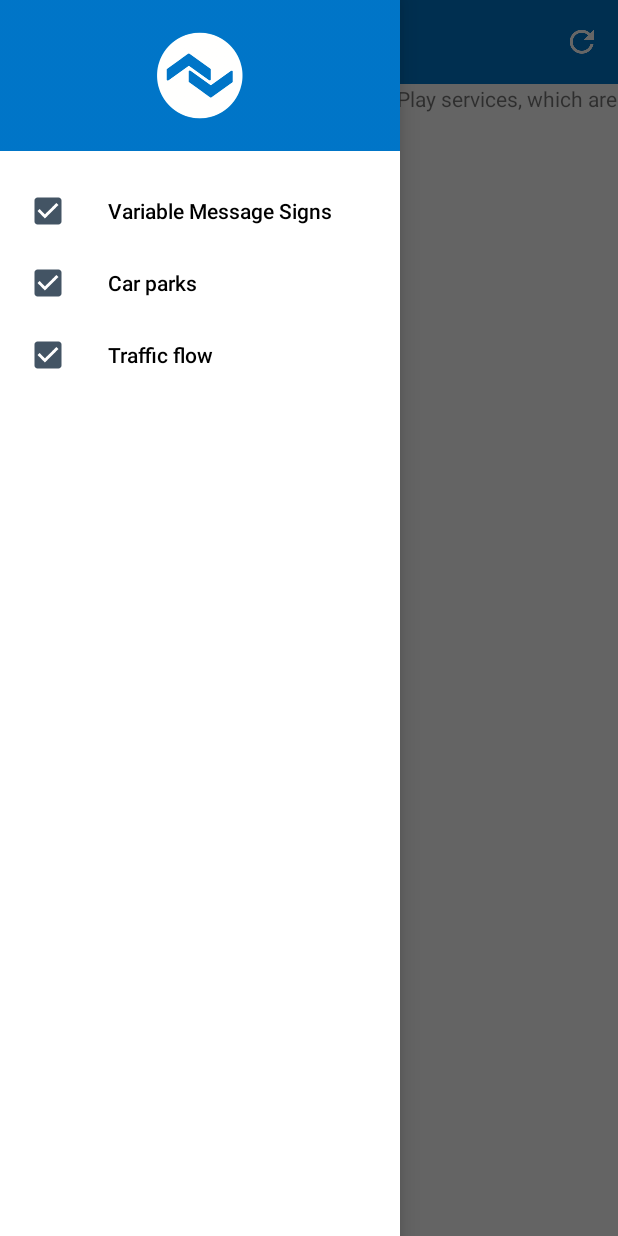
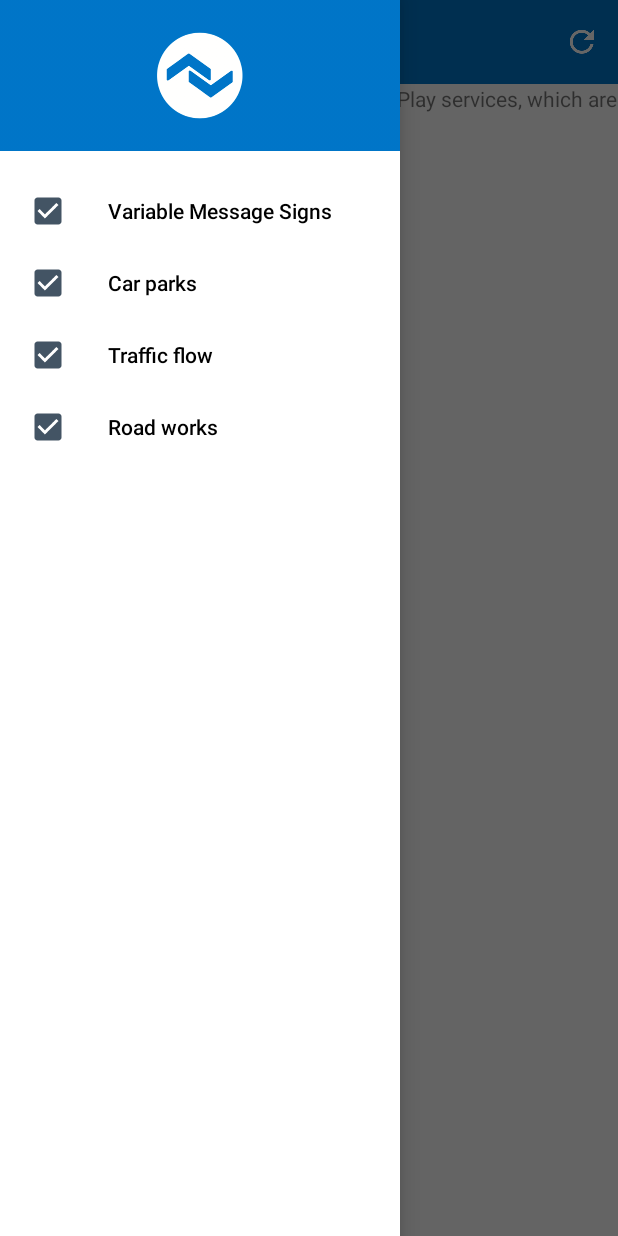
Before and after one commit to oneTRANSPORT/android-sample-map-data-app, an Android app: the screen it shows after launch (MapsActivity), with the side drawer open, on a phone screen of 412 x 824 dp. Run offline under Robolectric (Android 15) with nearby library versions, the light colour scheme and no system bars; libraries missing offline, so code that uses them is left out: net.uk.onetransport; 4 statements that could not run were skipped.

Commit message:
Added road works data, navigation drawer layer and graphics.

```diff
--- a/app/src/main/java/com/interdigital/android/samplemapdataapp/MapsActivity.java
+++ b/app/src/main/java/com/interdigital/android/samplemapdataapp/MapsActivity.java
@@ -60,6 +60,7 @@ public class MapsActivity extends AppCompatActivity
     private CheckBox vmsCheckbox;
     private CheckBox carParkCheckbox;
     private CheckBox trafficFlowCheckBox;
+    private CheckBox roadWorksCheckBox;
     private int numberUpdated;
     private ItemObserver itemObserver;
 
@@ -114,6 +115,7 @@ public class MapsActivity extends AppCompatActivity
                 vmsCheckbox.setChecked(true);
                 carParkCheckbox.setChecked(true);
                 trafficFlowCheckBox.setChecked(true);
+                roadWorksCheckBox.setChecked(true);
                 findViewById(R.id.progress_bar).setVisibility(View.VISIBLE);
                 BucksSyncAdapter.refresh(context);
                 return true;
@@ -196,6 +198,13 @@ public class MapsActivity extends AppCompatActivity
                     setItemVisible(Item.TYPE_ANPR, false);
                 }
                 break;
+            case R.id.road_works_checkbox:
+                if (checked) {
+                    setItemVisible(Item.TYPE_ROAD_WORKS, true);
+                } else {
+                    setItemVisible(Item.TYPE_ROAD_WORKS, false);
+                }
+                break;
         }
     }
 
@@ -260,9 +269,11 @@ public class MapsActivity extends AppCompatActivity
         vmsCheckbox = (CheckBox) findViewById(R.id.vms_checkbox);
         carParkCheckbox = (CheckBox) findViewById(R.id.car_park_checkbox);
         trafficFlowCheckBox = (CheckBox) findViewById(R.id.traffic_flow_checkbox);
+        roadWorksCheckBox = (CheckBox) findViewById(R.id.road_works_checkbox);
         vmsCheckbox.setOnCheckedChangeListener(this);
         carParkCheckbox.setOnCheckedChangeListener(this);
         trafficFlowCheckBox.setOnCheckedChangeListener(this);
+        roadWorksCheckBox.setOnCheckedChangeListener(this);
     }
 
     private void updateAll() {
--- a/app/src/main/res/layout/activity_maps.xml
+++ b/app/src/main/res/layout/activity_maps.xml
@@ -75,7 +75,7 @@
                 android:fontFamily="sans-serif-medium"
                 android:maxLines="1"
                 android:singleLine="true"
-                android:text="Variable Message Signs"
+                android:text="@string/variable_message_signs"
                 android:textColor="@android:color/black"
                 android:textSize="14sp"/>
 
@@ -103,7 +103,7 @@
                 android:fontFamily="sans-serif-medium"
                 android:maxLines="1"
                 android:singleLine="true"
-                android:text="Car parks"
+                android:text="@string/car_parks"
                 android:textColor="@android:color/black"
                 android:textSize="14sp"/>
 
@@ -131,7 +131,35 @@
                 android:fontFamily="sans-serif-medium"
                 android:maxLines="1"
                 android:singleLine="true"
-                android:text="Traffic flow"
+                android:text="@string/traffic_flow"
+                android:textColor="@android:color/black"
+                android:textSize="14sp"/>
+
+        </RelativeLayout>
+
+        <RelativeLayout
+            android:layout_width="wrap_content"
+            android:layout_height="48dp">
+
+            <android.support.v7.widget.AppCompatCheckBox
+                android:id="@+id/road_works_checkbox"
+                android:layout_width="wrap_content"
+                android:layout_height="wrap_content"
+                android:layout_centerVertical="true"
+                android:layout_marginLeft="16dp"
+                android:checked="true"/>
+
+            <android.support.v7.widget.AppCompatTextView
+                android:layout_width="wrap_content"
+                android:layout_height="wrap_content"
+                android:layout_centerVertical="true"
+                android:layout_marginLeft="72dp"
+                android:layout_marginRight="16dp"
+                android:alpha="222"
+                android:fontFamily="sans-serif-medium"
+                android:maxLines="1"
+                android:singleLine="true"
+                android:text="@string/road_works"
                 android:textColor="@android:color/black"
                 android:textSize="14sp"/>
 
--- a/app/src/main/res/values/strings.xml
+++ b/app/src/main/res/values/strings.xml
@@ -21,4 +21,9 @@
 
     <string name="provider_authority">com.interdigital.android.samplemapdataapp.provider</string>
     <string name="sync_account_type">samplemapdataapp.android.interdigital.com</string>
+
+    <string name="road_works">Road works</string>
+    <string name="traffic_flow">Traffic flow</string>
+    <string name="car_parks">Car parks</string>
+    <string name="variable_message_signs">Variable Message Signs</string>
 </resources>
--- a/build.gradle
+++ b/build.gradle
@@ -5,7 +5,7 @@ buildscript {
         jcenter()
     }
     dependencies {
-        classpath 'com.android.tools.build:gradle:2.1.0'
+        classpath 'com.android.tools.build:gradle:2.1.2'
 
         // NOTE: Do not place your application dependencies here; they belong
         // in the individual module build.gradle files
```
Also changed, not shown: app/src/main/java/com/interdigital/android/samplemapdataapp/LoadMarkerTask.java (+17 -1 lines), app/src/main/java/com/interdigital/android/samplemapdataapp/json/items/CaRoadWorksItem.java (added, +80 -0 lines), 1 other file.
